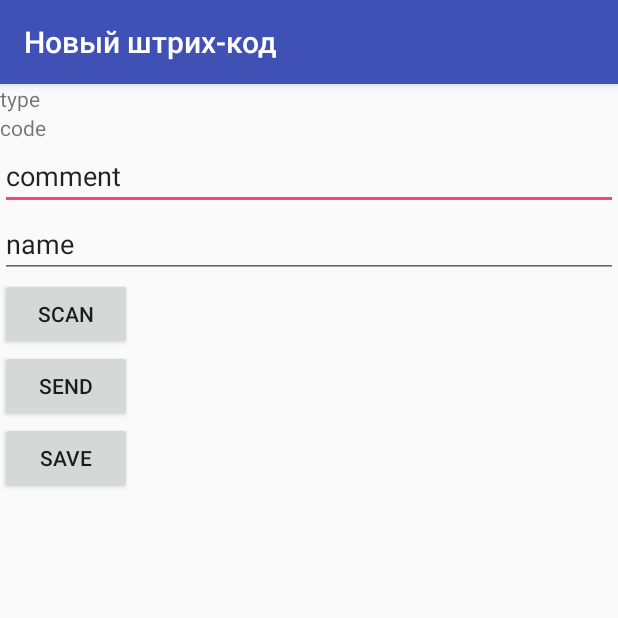
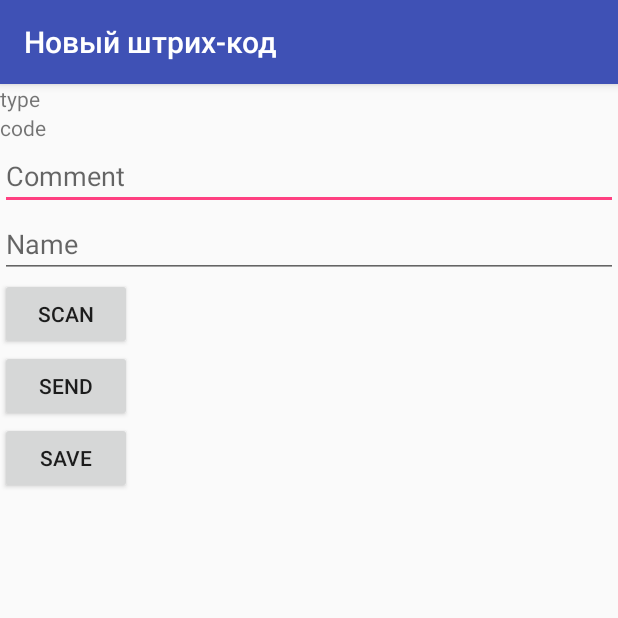
Before and after one commit to WadimKa/ModuleForBarcodeScanner, an Android app: the BarcodesActivity screen opened directly, with no data from a screen before it, after a tap on an icon or button, on a phone screen of 412 x 824 dp, the top half of it. Run offline under Robolectric (Android 15) with nearby library versions, the phone set to English and light mode, and no system bars; 5 statements that could not run were skipped; 1 other tap on this screen came first.

Commit message:
First work version
-added share od codes
-fix null-string in edittext

```diff
--- a/app/src/main/java/com/example/wadim/test001/MainActivity.java
+++ b/app/src/main/java/com/example/wadim/test001/MainActivity.java
@@ -136,12 +136,6 @@ public class MainActivity extends AppCompatActivity {
 
     }
 
-    @Override
-    public boolean onCreateOptionsMenu(Menu menu) {
-        menu.add("asd");
-        return super.onCreateOptionsMenu(menu);
-    }
-
     private void renameFile(String oldName, String newName) {
         File oldFile = new File(getApplicationInfo().dataDir+"/files/"+oldName);
         File newFile = new File(getApplicationInfo().dataDir+"/files/"+newName);
--- a/app/src/main/res/layout/create_barcodes_lat.xml
+++ b/app/src/main/res/layout/create_barcodes_lat.xml
@@ -2,7 +2,6 @@
     android:orientation="vertical"
     android:layout_width="match_parent"
     android:layout_height="match_parent">
-
 
 
     <TextView
@@ -18,13 +17,15 @@
     <EditText
         android:layout_width="match_parent"
         android:layout_height="wrap_content"
-        android:text="comment"
+        android:text=""
+        android:hint="Comment"
         android:id="@+id/edtComment" />
     <EditText
         android:id="@+id/edtName"
         android:layout_width="match_parent"
         android:layout_height="wrap_content"
-        android:text="name" />
+        android:text=""
+        android:hint="Name"/>
     <Button
         android:layout_width="wrap_content"
         android:layout_height="wrap_content"
--- /dev/null
+++ b/app/src/main/res/menu/action_bar_menu.xml
@@ -0,0 +1,11 @@
+<?xml version="1.0" encoding="utf-8"?>
+<menu xmlns:android="http://schemas.android.com/apk/res/android"
+    xmlns:app="http://schemas.android.com/apk/res-auto">
+    <item android:title="Send"
+        android:id="@+id/share"
+        app:showAsAction="always"
+        android:icon="@mipmap/ic_share_variant">
+
+    </item>
+
+</menu>
```
Also changed, not shown: app/src/main/java/com/example/wadim/test001/BarcodesActivity.java (+83 -4 lines), app/src/main/java/com/example/wadim/test001/CreateBarcodeActivity.java (+9 -1 lines), app/src/main/res/layout/test.xml (added, +16 -0 lines), app/src/main/res/mipmap-hdpi/ic_share_variant.png (added), app/src/main/res/mipmap-mdpi/ic_share_variant.png (added), app/src/main/res/mipmap-xhdpi/ic_share_variant.png (added), app/src/main/res/mipmap-xxhdpi/ic_share_variant.png (added), app/src/main/res/mipmap-xxxhdpi/ic_share_variant.png (added), 108 other files.
